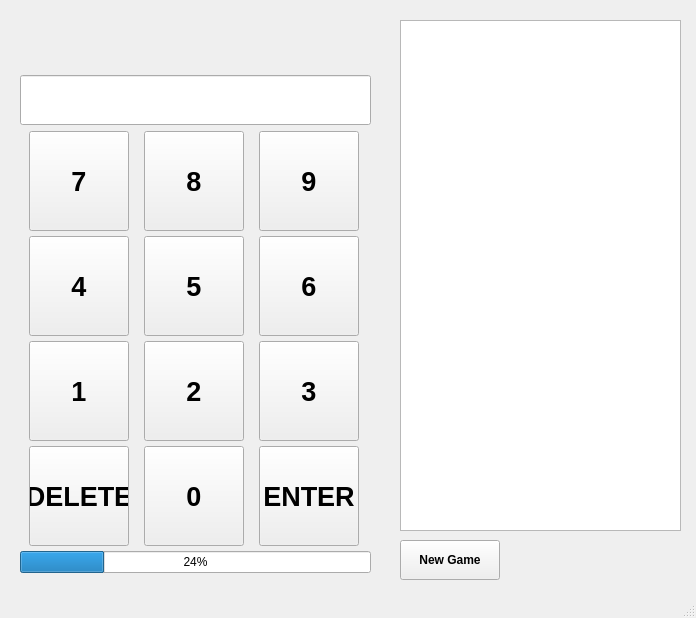
First picture: the form in app/gui/mainwindow.ui, repository eidelen/kidscalc, before the edit.
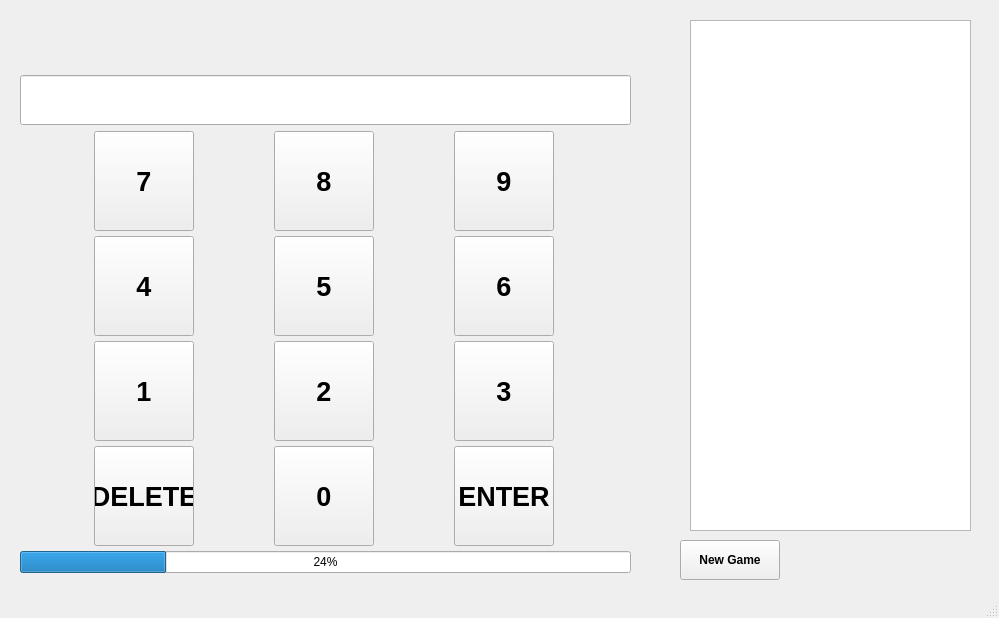
Second picture: the form after the edit.

Patch:
```diff
--- a/app/gui/mainwindow.ui
+++ b/app/gui/mainwindow.ui
@@ -6,7 +6,7 @@
    <rect>
     <x>0</x>
     <y>0</y>
-    <width>696</width>
+    <width>999</width>
     <height>618</height>
    </rect>
   </property>
@@ -19,7 +19,7 @@
      <rect>
       <x>20</x>
       <y>19</y>
-      <width>351</width>
+      <width>611</width>
       <height>554</height>
      </rect>
     </property>
@@ -387,7 +387,7 @@
    <widget class="QTextEdit" name="outputPanel">
     <property name="geometry">
      <rect>
-      <x>400</x>
+      <x>690</x>
       <y>20</y>
       <width>281</width>
       <height>511</height>
@@ -412,7 +412,7 @@
    <widget class="QPushButton" name="newGameBtn">
     <property name="geometry">
      <rect>
-      <x>400</x>
+      <x>680</x>
       <y>540</y>
       <width>100</width>
       <height>40</height>
```
